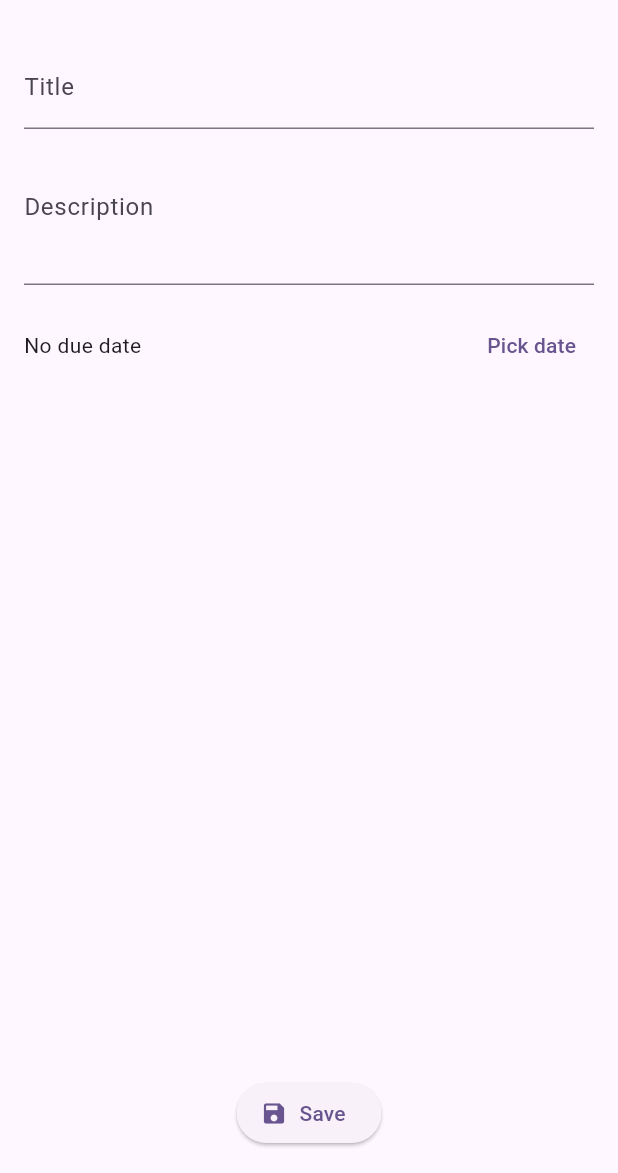
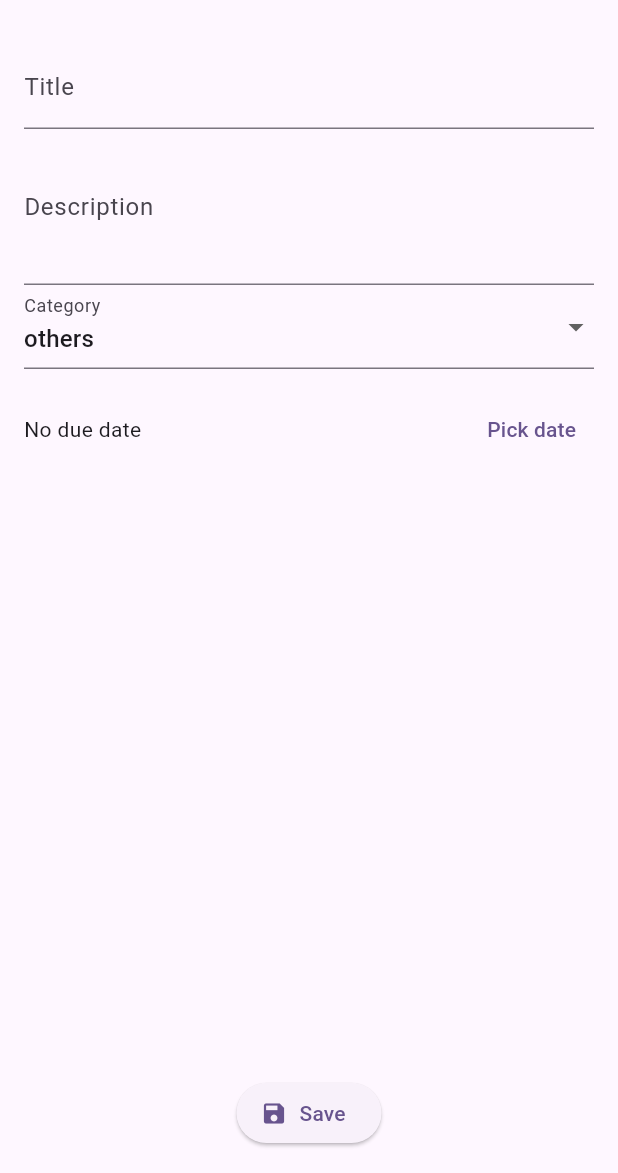
Before and after one commit to yash2616/mCards-Task-Manager, a Flutter app: the AddEditTaskPage screen opened directly, on a phone screen of 412 x 824 dp, the part 63-1236 px from its top. Run offline on Flutter 3.47's test engine with Material 3 defaults, Android fonts, the phone set to English and light mode, and no system bars; our stand-ins replace bloc, connectivity_plus, equatable, flutter_bloc, get_it, sqflite; accounts and stored records are empty.

Commit message:
feat: add category support with enum & picker

```diff
--- a/lib/features/tasks/data/models/task_model.dart
+++ b/lib/features/tasks/data/models/task_model.dart
@@ -1,13 +1,14 @@
 import 'dart:convert';
 
 import '../../domain/entities/task.dart';
+import '../../domain/enums/category.dart';
 
 class TaskModel extends Task {
   const TaskModel({
     required super.id,
     required super.title,
     super.description,
-    super.category,
+    super.category = Category.others,
     super.dueDate,
     super.priority = 0,
     super.completed = false,
@@ -29,7 +30,9 @@ class TaskModel extends Task {
         id: map['id'] as String,
         title: map['title'] as String,
         description: map['description'] as String?,
-        category: map['category'] as String?,
+        category: Category.values.firstWhere(
+            (c) => c.name == (map['category'] as String? ?? 'others'),
+            orElse: () => Category.others),
         dueDate: map['due_date'] != null
             ? DateTime.fromMillisecondsSinceEpoch(map['due_date'] as int)
             : null,
@@ -43,7 +46,7 @@ class TaskModel extends Task {
         'id': id,
         'title': title,
         'description': description,
-        'category': category,
+        'category': category.name,
         'due_date': dueDate?.millisecondsSinceEpoch,
         'priority': priority,
         'completed': completed ? 1 : 0,
--- a/lib/features/tasks/domain/entities/task.dart
+++ b/lib/features/tasks/domain/entities/task.dart
@@ -1,10 +1,11 @@
 import 'package:equatable/equatable.dart';
+import '../enums/category.dart';
 
 class Task extends Equatable {
   final String id;
   final String title;
   final String? description;
-  final String? category;
+  final Category category;
   final DateTime? dueDate;
   final int priority;
   final bool completed;
@@ -14,7 +15,7 @@ class Task extends Equatable {
     required this.id,
     required this.title,
     this.description,
-    this.category,
+    this.category = Category.others,
     this.dueDate,
     this.priority = 0,
     this.completed = false,
@@ -37,7 +38,7 @@ class Task extends Equatable {
     String? id,
     String? title,
     String? description,
-    String? category,
+    Category? category,
     DateTime? dueDate,
     int? priority,
     bool? completed,
--- a/lib/features/tasks/presentation/pages/add_edit_task_page.dart
+++ b/lib/features/tasks/presentation/pages/add_edit_task_page.dart
@@ -6,6 +6,7 @@ import '../../domain/entities/task.dart';
 import '../../domain/services/priority_service.dart';
 import '../blocs/task_bloc.dart';
 import '../../../../core/di/di.dart';
+import '../../domain/enums/category.dart';
 
 class AddEditTaskPage extends StatefulWidget {
   const AddEditTaskPage({super.key});
@@ -19,6 +20,7 @@ class _AddEditTaskPageState extends State<AddEditTaskPage> {
   final _titleCtrl = TextEditingController();
   final _descCtrl = TextEditingController();
   DateTime? _dueDate;
+  Category _category = Category.others;
 
   @override
   Widget build(BuildContext context) {
@@ -39,6 +41,14 @@ class _AddEditTaskPageState extends State<AddEditTaskPage> {
                 controller: _descCtrl,
                 decoration: const InputDecoration(labelText: 'Description'),
                 maxLines: 3,
+              ),
+              DropdownButtonFormField<Category>(
+                value: _category,
+                decoration: const InputDecoration(labelText: 'Category'),
+                items: Category.values
+                    .map((c) => DropdownMenuItem(value: c, child: Text(c.name)))
+                    .toList(),
+                onChanged: (c) => setState(() => _category = c!),
               ),
               const SizedBox(height: 16),
               Row(
@@ -86,6 +96,7 @@ class _AddEditTaskPageState extends State<AddEditTaskPage> {
       id: uuid,
       title: _titleCtrl.text,
       description: _descCtrl.text.isEmpty ? null : _descCtrl.text,
+      category: _category,
       dueDate: _dueDate,
       priority: priorityService.calculateScore(
         Task(
```
